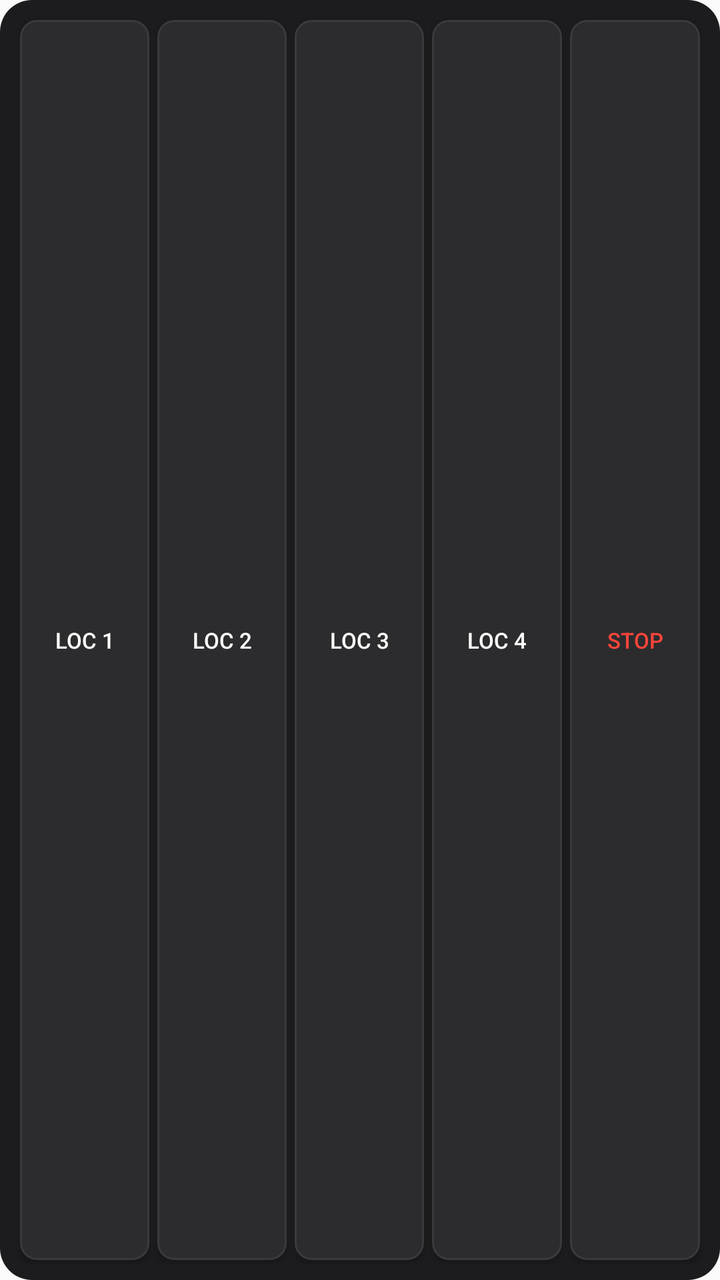
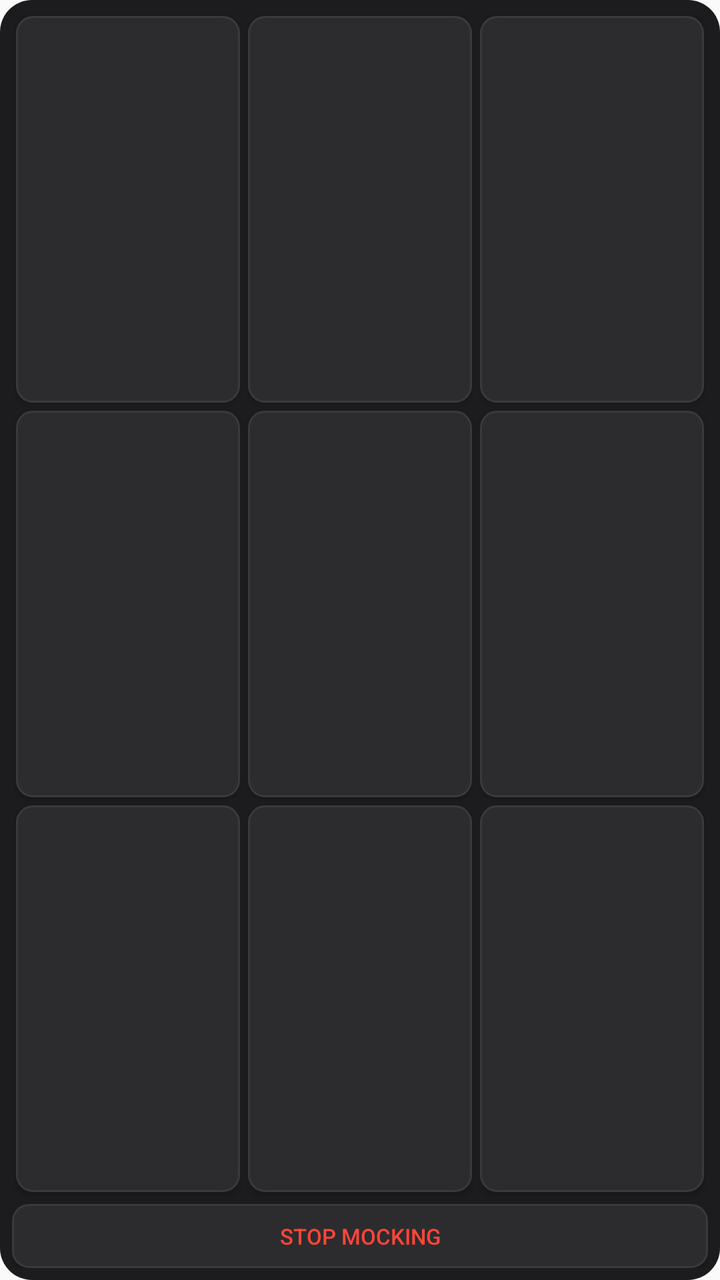

Before-and-after screenshots of an Android layout around one commit, followed by the original layout XML and the change that was made.
<!-- AndroidManifest.xml: application theme Theme.AppCompat.Light.DarkActionBar -->
<!-- res/layout/widget_layout.xml -->
<?xml version="1.0" encoding="utf-8"?>
<LinearLayout xmlns:android="http://schemas.android.com/apk/res/android"
    android:layout_width="match_parent"
    android:layout_height="match_parent"
    android:background="@drawable/widget_container_bg"
    android:orientation="horizontal"
    android:padding="8dp">

    <Button
        android:id="@+id/btn_loc_1"
        android:layout_width="0dp"
        android:layout_height="match_parent"
        android:layout_margin="2dp"
        android:layout_weight="1"
        android:background="@drawable/widget_button_bg"
        android:text="Loc 1"
        android:textColor="#FFFFFF"
        android:textSize="11sp" />

    <Button
        android:id="@+id/btn_loc_2"
        android:layout_width="0dp"
        android:layout_height="match_parent"
        android:layout_margin="2dp"
        android:layout_weight="1"
        android:background="@drawable/widget_button_bg"
        android:text="Loc 2"
        android:textColor="#FFFFFF"
        android:textSize="11sp" />

    <Button
        android:id="@+id/btn_loc_3"
        android:layout_width="0dp"
        android:layout_height="match_parent"
        android:layout_margin="2dp"
        android:layout_weight="1"
        android:background="@drawable/widget_button_bg"
        android:text="Loc 3"
        android:textColor="#FFFFFF"
        android:textSize="11sp" />

    <Button
        android:id="@+id/btn_loc_4"
        android:layout_width="0dp"
        android:layout_height="match_parent"
        android:layout_margin="2dp"
        android:layout_weight="1"
        android:background="@drawable/widget_button_bg"
        android:text="Loc 4"
        android:textColor="#FFFFFF"
        android:textSize="11sp" />

    <Button
        android:id="@+id/btn_clear"
        android:layout_width="0dp"
        android:layout_height="match_parent"
        android:layout_margin="2dp"
        android:layout_weight="1"
        android:background="@drawable/widget_button_bg"
        android:text="Stop"
        android:textColor="#FF453A"
        android:textSize="11sp" />

</LinearLayout>
<!-- resources referenced by this layout -->
<resources>
  <!-- drawable widget_button_bg (drawable) -->
  <?xml version="1.0" encoding="utf-8"?>
  <shape xmlns:android="http://schemas.android.com/apk/res/android" android:shape="rectangle">
      <solid android:color="#2C2C2E" />
      <corners android:radius="8dp" />
      <stroke android:width="1dp" android:color="#3A3A3C" />
  </shape>
  <!-- drawable widget_container_bg (drawable) -->
  <?xml version="1.0" encoding="utf-8"?>
  <shape xmlns:android="http://schemas.android.com/apk/res/android" android:shape="rectangle">
      <solid android:color="#1C1C1E" />
      <corners android:radius="16dp" />
  </shape>
</resources>

<!-- the commit's change to res/layout/widget_layout.xml (unified diff, before → after) -->
@@ -3,61 +3,37 @@
     android:layout_width="match_parent"
     android:layout_height="match_parent"
     android:background="@drawable/widget_container_bg"
-    android:orientation="horizontal"
-    android:padding="8dp">
+    android:orientation="vertical"
+    android:padding="6dp">
 
-    <Button
-        android:id="@+id/btn_loc_1"
-        android:layout_width="0dp"
-        android:layout_height="match_parent"
-        android:layout_margin="2dp"
+    <GridLayout
+        android:layout_width="match_parent"
+        android:layout_height="0dp"
         android:layout_weight="1"
-        android:background="@drawable/widget_button_bg"
-        android:text="Loc 1"
-        android:textColor="#FFFFFF"
-        android:textSize="11sp" />
+        android:columnCount="3"
+        android:rowCount="3">
 
-    <Button
-        android:id="@+id/btn_loc_2"
-        android:layout_width="0dp"
-        android:layout_height="match_parent"
-        android:layout_margin="2dp"
-        android:layout_weight="1"
-        android:background="@drawable/widget_button_bg"
-        android:text="Loc 2"
-        android:textColor="#FFFFFF"
-        android:textSize="11sp" />
+        <Button android:id="@+id/btn_loc_1" android:layout_width="0dp" android:layout_height="0dp" android:layout_rowWeight="1" android:layout_columnWeight="1" android:layout_margin="2dp" android:background="@drawable/widget_button_bg" android:textColor="#FFFFFF" android:textSize="10sp" />
+        <Button android:id="@+id/btn_loc_2" android:layout_width="0dp" android:layout_height="0dp" android:layout_rowWeight="1" android:layout_columnWeight="1" android:layout_margin="2dp" android:background="@drawable/widget_button_bg" android:textColor="#FFFFFF" android:textSize="10sp" />
+        <Button android:id="@+id/btn_loc_3" android:layout_width="0dp" android:layout_height="0dp" android:layout_rowWeight="1" android:layout_columnWeight="1" android:layout_margin="2dp" android:background="@drawable/widget_button_bg" android:textColor="#FFFFFF" android:textSize="10sp" />
 
-    <Button
-        android:id="@+id/btn_loc_3"
-        android:layout_width="0dp"
-        android:layout_height="match_parent"
-        android:layout_margin="2dp"
-        android:layout_weight="1"
-        android:background="@drawable/widget_button_bg"
-        android:text="Loc 3"
-        android:textColor="#FFFFFF"
-        android:textSize="11sp" />
+        <Button android:id="@+id/btn_loc_4" android:layout_width="0dp" android:layout_height="0dp" android:layout_rowWeight="1" android:layout_columnWeight="1" android:layout_margin="2dp" android:background="@drawable/widget_button_bg" android:textColor="#FFFFFF" android:textSize="10sp" />
+        <Button android:id="@+id/btn_loc_5" android:layout_width="0dp" android:layout_height="0dp" android:layout_rowWeight="1" android:layout_columnWeight="1" android:layout_margin="2dp" android:background="@drawable/widget_button_bg" android:textColor="#FFFFFF" android:textSize="10sp" />
+        <Button android:id="@+id/btn_loc_6" android:layout_width="0dp" android:layout_height="0dp" android:layout_rowWeight="1" android:layout_columnWeight="1" android:layout_margin="2dp" android:background="@drawable/widget_button_bg" android:textColor="#FFFFFF" android:textSize="10sp" />
 
-    <Button
-        android:id="@+id/btn_loc_4"
-        android:layout_width="0dp"
-        android:layout_height="match_parent"
-        android:layout_margin="2dp"
-        android:layout_weight="1"
-        android:background="@drawable/widget_button_bg"
-        android:text="Loc 4"
-        android:textColor="#FFFFFF"
-        android:textSize="11sp" />
+        <Button android:id="@+id/btn_loc_7" android:layout_width="0dp" android:layout_height="0dp" android:layout_rowWeight="1" android:layout_columnWeight="1" android:layout_margin="2dp" android:background="@drawable/widget_button_bg" android:textColor="#FFFFFF" android:textSize="10sp" />
+        <Button android:id="@+id/btn_loc_8" android:layout_width="0dp" android:layout_height="0dp" android:layout_rowWeight="1" android:layout_columnWeight="1" android:layout_margin="2dp" android:background="@drawable/widget_button_bg" android:textColor="#FFFFFF" android:textSize="10sp" />
+        <Button android:id="@+id/btn_loc_9" android:layout_width="0dp" android:layout_height="0dp" android:layout_rowWeight="1" android:layout_columnWeight="1" android:layout_margin="2dp" android:background="@drawable/widget_button_bg" android:textColor="#FFFFFF" android:textSize="10sp" />
+
+    </GridLayout>
 
     <Button
         android:id="@+id/btn_clear"
-        android:layout_width="0dp"
-        android:layout_height="match_parent"
-        android:layout_margin="2dp"
-        android:layout_weight="1"
+        android:layout_width="match_parent"
+        android:layout_height="32dp"
+        android:layout_marginTop="4dp"
         android:background="@drawable/widget_button_bg"
-        android:text="Stop"
+        android:text="Stop Mocking"
         android:textColor="#FF453A"
         android:textSize="11sp" />
 
